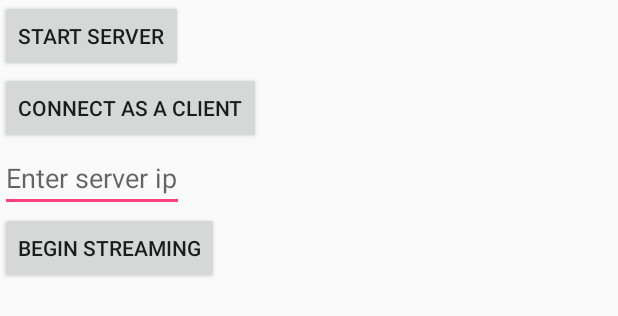
After one commit to naman14/TStream, an Android app: the layout activity_stream.xml on its own in the app's theme, with its tools: preview values and no code run, on a phone screen of 412 x 824 dp. The commit adds this screen. Shown: the top 316 px of the screen. Run offline under Robolectric (Android 15) with nearby library versions, the phone set to English and light mode, and no system bars; network calls fail.

Commit message:
create a local streaming file server instead of sockets

```diff
--- /dev/null
+++ b/app/src/main/res/layout/activity_stream.xml
@@ -0,0 +1,30 @@
+<?xml version="1.0" encoding="utf-8"?>
+<LinearLayout xmlns:android="http://schemas.android.com/apk/res/android"
+    android:layout_width="match_parent"
+    android:layout_height="match_parent"
+    android:orientation="vertical">
+
+    <Button
+        android:id="@+id/startServer"
+        android:layout_width="wrap_content"
+        android:layout_height="wrap_content"
+        android:text="Start Server" />
+
+    <Button
+        android:id="@+id/connectClient"
+        android:layout_width="wrap_content"
+        android:layout_height="wrap_content"
+        android:text="Connect as a client" />
+
+    <EditText
+        android:layout_width="wrap_content"
+        android:layout_height="wrap_content"
+        android:id="@+id/serverip"
+        android:hint="Enter server ip"/>
+
+    <Button
+        android:id="@+id/stream"
+        android:layout_width="wrap_content"
+        android:layout_height="wrap_content"
+        android:text="Begin streaming" />
+</LinearLayout>
--- /dev/null
+++ b/tstream/src/main/res/layout/activity_stream.xml
@@ -0,0 +1,30 @@
+<?xml version="1.0" encoding="utf-8"?>
+<LinearLayout xmlns:android="http://schemas.android.com/apk/res/android"
+    android:layout_width="match_parent"
+    android:layout_height="match_parent"
+    android:orientation="vertical">
+
+    <Button
+        android:id="@+id/startServer"
+        android:layout_width="wrap_content"
+        android:layout_height="wrap_content"
+        android:text="Start Server" />
+
+    <Button
+        android:id="@+id/connectClient"
+        android:layout_width="wrap_content"
+        android:layout_height="wrap_content"
+        android:text="Connect as a client" />
+
+    <EditText
+        android:layout_width="wrap_content"
+        android:layout_height="wrap_content"
+        android:id="@+id/serverip"
+        android:hint="Enter server ip"/>
+
+    <Button
+        android:id="@+id/stream"
+        android:layout_width="wrap_content"
+        android:layout_height="wrap_content"
+        android:text="Begin streaming" />
+</LinearLayout>
```
Also changed, not shown: app/src/main/java/com/naman14/tstream/app/MainActivity.java (+10 -39 lines), tstream/src/main/java/com/naman14/tstream/ClientConnectedListener.java (deleted, +0 -11 lines), tstream/src/main/java/com/naman14/tstream/StreamService.java (added, +18 -0 lines), tstream/src/main/java/com/naman14/tstream/TClient.java (deleted, +0 -26 lines), tstream/src/main/java/com/naman14/tstream/TServer.java (+373 -56 lines), tstream/src/main/java/com/naman14/tstream/TStream.java (deleted, +0 -81 lines), tstream/src/main/java/com/naman14/tstream/Utils.java (added, +44 -0 lines), 2 other files.
